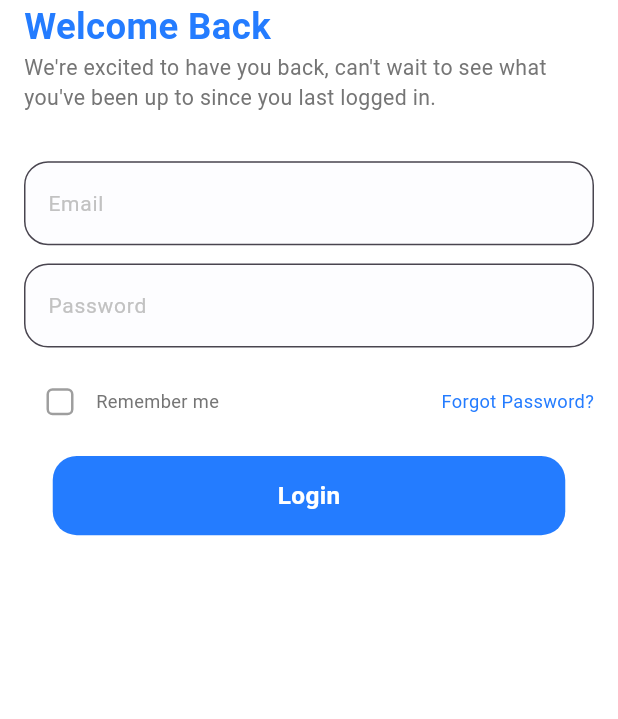
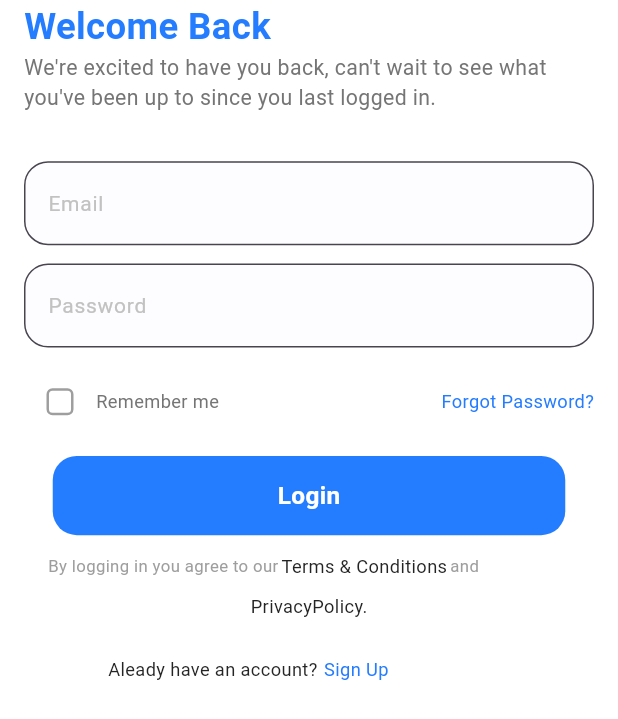
Before and after one commit to mohameds123/kimit256-docdoc-app, a Flutter app: the screen it shows after launch, after a tap on "Get Started", on a phone screen of 412 x 824 dp. Shown: the top 719 px of the screen. Run offline on Flutter 3.47's test engine with Material 3 defaults, Android fonts, the phone set to English and light mode, and no system bars; our stand-ins replace dio, flutter_bloc, flutter_screenutil, flutter_svg, shared_preferences.

Commit message:
-- login feature

```diff
--- a/lib/core/colors/colors_manager.dart
+++ b/lib/core/colors/colors_manager.dart
@@ -6,4 +6,6 @@ class ColorsManager {
   static final fillColor= Color.fromRGBO(253, 253, 255, 1);
   static final hintColor = Color.fromRGBO(194, 194, 194, 1);
   static final borderColor = Color.fromRGBO(237, 237, 237, 1);
+  static final lightgray = Color.fromRGBO(158, 158, 158, 1);
+  static final shadeOfBlack = Color.fromRGBO(36, 36, 36, 1);
 }
--- /dev/null
+++ b/lib/core/const/api_paths.dart
@@ -0,0 +1,4 @@
+class ApiPaths {
+  static const String baseUrl = "https://vcare.integration25.com/api";
+  static const String loginUrl = "${baseUrl}/auth/login";
+}
--- a/lib/core/styling/text_style.dart
+++ b/lib/core/styling/text_style.dart
@@ -43,4 +43,15 @@ class TextStyling {
     fontWeight: FontWeight.w400,
     color: ColorsManager.darkGrey,
   );
+  static TextStyle black400size12 = TextStyle(
+    fontSize: 12.sp,
+    fontWeight: FontWeight.w400,
+    color: ColorsManager.shadeOfBlack,
+  );
+
+  static TextStyle gray400size11 = TextStyle(
+    fontSize: 11.sp,
+    fontWeight: FontWeight.w400,
+    color: ColorsManager.lightgray,
+  );
 }
--- /dev/null
+++ b/lib/features/login/data/login_model.dart
@@ -0,0 +1,16 @@
+class LoginModel {
+  String email;
+  String password;
+
+  LoginModel({
+    required this.email,
+    required this.password,
+  });
+
+  Map<String, dynamic> toJson() {
+    return {
+      "email": email,
+      "password": password,
+    };
+  }
+}
--- /dev/null
+++ b/lib/features/login/logic/login_cubit.dart
@@ -0,0 +1,28 @@
+import 'package:dio/dio.dart';
+import 'package:flutter_bloc/flutter_bloc.dart';
+import 'package:kimit256docdoc/core/const/api_paths.dart';
+import 'package:kimit256docdoc/features/login/data/login_model.dart';
+import 'package:kimit256docdoc/features/login/logic/login_state.dart';
+
+class LoginCubit extends Cubit<LoginStates> {
+  LoginCubit() : super(LoginInitailState());
+
+  Dio dio = Dio();
+
+  Future login(LoginModel loginModel) async {
+    emit(LoginLoadingState());
+
+    try {
+      final response = await dio.post(
+        ApiPaths.loginUrl,
+        data: loginModel.toJson(),
+      );
+      if (response.statusCode == 200) {
+        emit(LoginSuccessState());
+      }
+    } catch (e) {
+      print("============= Login Error ============== $e");
+      emit(LoginErrorState());
+    }
+  }
+}
--- /dev/null
+++ b/lib/features/login/logic/login_state.dart
@@ -0,0 +1,9 @@
+class LoginStates {}
+
+class LoginInitailState extends LoginStates{}
+
+class LoginLoadingState extends LoginStates{}
+
+class LoginSuccessState extends LoginStates{}
+
+class LoginErrorState extends LoginStates{}
--- a/lib/features/login/presentation/screens/login_screen.dart
+++ b/lib/features/login/presentation/screens/login_screen.dart
@@ -1,15 +1,19 @@
 import 'package:flutter/material.dart';
+import 'package:flutter_bloc/flutter_bloc.dart';
 import 'package:flutter_screenutil/flutter_screenutil.dart';
 import 'package:kimit256docdoc/core/colors/colors_manager.dart';
 import 'package:kimit256docdoc/core/widgets/app_button.dart';
 import 'package:kimit256docdoc/core/widgets/app_form_field.dart';
+import 'package:kimit256docdoc/features/login/data/login_model.dart';
+import 'package:kimit256docdoc/features/login/logic/login_cubit.dart';
 import 'package:kimit256docdoc/features/login/presentation/widgets/welcome_widget.dart';
 
 import '../../../../core/styling/text_style.dart';
 import '../widgets/forget_pass.dart';
+import '../widgets/fotter_widget.dart';
 
 class LoginScreen extends StatefulWidget {
-   LoginScreen({super.key});
+  LoginScreen({super.key});
 
   @override
   State<LoginScreen> createState() => _LoginScreenState();
@@ -20,10 +24,8 @@ class _LoginScreenState extends State<LoginScreen> {
 
   TextEditingController passController = TextEditingController();
 
-
   @override
   Widget build(BuildContext context) {
-
     return Scaffold(
       body: SafeArea(
         child: Padding(
@@ -32,17 +34,26 @@ class _LoginScreenState extends State<LoginScreen> {
             crossAxisAlignment: CrossAxisAlignment.start,
             children: [
               WelcomeWidget(),
-              SizedBox(height: 32.h,),
-              AppFormField(textEditingController: emailController, hintTxt: "Email"),
-              SizedBox(height: 12.h,),
-              AppFormField(textEditingController: passController, hintTxt: "Password"),
-              SizedBox(height: 12.h,),
+              SizedBox(height: 32.h),
+              AppFormField(
+                textEditingController: emailController,
+                hintTxt: "Email",
+              ),
+              SizedBox(height: 12.h),
+              AppFormField(
+                textEditingController: passController,
+                hintTxt: "Password",
+              ),
+              SizedBox(height: 12.h),
               ForgetPass(),
-              SizedBox(height: 12.h,),
-              Center(child: AppButton(buttonTxt:"Login", onPress:  (){}))
-
-
-
+              SizedBox(height: 12.h),
+              Center(
+                child: AppButton(buttonTxt: "Login", onPress: () {
+                  context.read<LoginCubit>().login(LoginModel(email: emailController.text, password: passController.text));
+                }),
+              ),
+              SizedBox(height: 12.h),
+              FotterWidget(),
             ],
           ),
         ),
--- /dev/null
+++ b/lib/features/login/presentation/widgets/fotter_widget.dart
@@ -0,0 +1,46 @@
+import 'package:flutter/material.dart';
+
+import '../../../../core/styling/text_style.dart';
+
+class FotterWidget extends StatelessWidget{
+  const FotterWidget ({super.key});
+
+  @override
+  Widget build (BuildContext context){
+    return Padding(
+      padding: const EdgeInsets.symmetric(horizontal: 16.0),
+      child: Column(
+
+        children: [
+          Row(
+            children: [
+              Text("By logging in you agree to our", style:TextStyling.gray400size11),
+              SizedBox(width: 2,),
+              Text("Terms & Conditions", style:TextStyling.black400size12),
+              SizedBox(width: 2,),
+              Text("and", style:TextStyling.gray400size11),
+
+
+            ],
+          ),
+          SizedBox(height: 10,),
+          Center(child: Text("PrivacyPolicy.", style:TextStyling.black400size12)),
+          SizedBox(height: 25,),
+
+          Padding(
+            padding: const EdgeInsets.symmetric(horizontal: 40.0),
+            child: Center(
+              child: Row(
+                children: [
+                  Text("Aleady have an account? ", style:TextStyling.black400size12),
+                  SizedBox(width: 1,),
+                  Text("Sign Up", style:TextStyling.blue400size12),
+                ],
+              ),
+            ),
+          ),
+        ],
+      ),
+    );
+  }
+}
--- a/pubspec.yaml
+++ b/pubspec.yaml
@@ -40,6 +40,10 @@ dependencies:
   flutter_screenutil: ^5.9.3
   #Flutter plugin for reading and writing simple key-value pairs. Wraps NSUserDefaults on iOS and SharedPreferences on Android.
   shared_preferences: ^2.5.3
+  #Flutter widgets that make it easy to implement the BLoC (Business Logic Component) design pattern. Built to be used with the bloc state management package.
+  flutter_bloc: ^9.1.1
+  #A powerful HTTP networking package, supports Interceptors, Aborting and canceling a request, Custom adapters, Transformers, etc.
+  dio: ^5.9.0
 dev_dependencies:
   flutter_test:
     sdk: flutter
```
Also changed, not shown: pubspec.lock.
